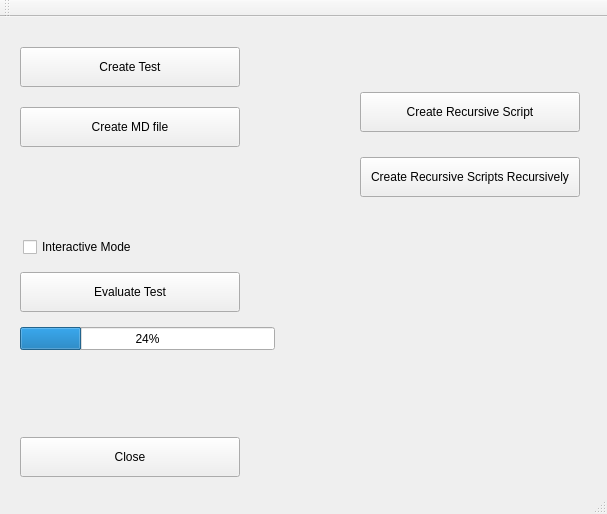
Above: tools/auto-tester/src/ui/AutoTester.ui from vircadia/vircadia-native-core before the change. Below: the same form after it.
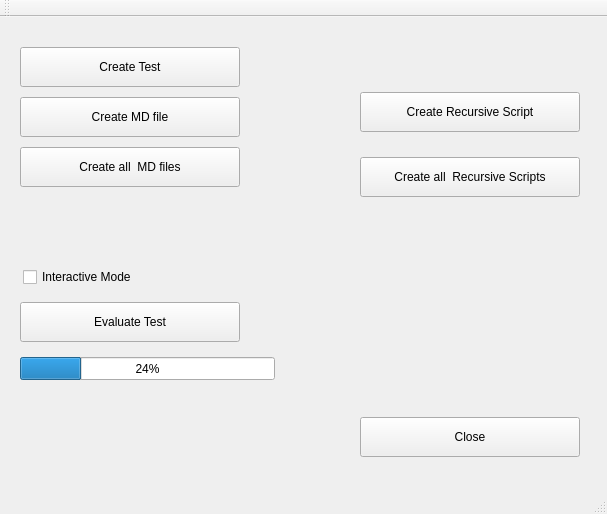
That is the form after the change.

Commit message: Added recursive creation of MD files.

```diff
--- a/tools/auto-tester/src/ui/AutoTester.ui
+++ b/tools/auto-tester/src/ui/AutoTester.ui
@@ -17,8 +17,8 @@
    <widget class="QPushButton" name="closeButton">
     <property name="geometry">
      <rect>
-      <x>20</x>
-      <y>420</y>
+      <x>360</x>
+      <y>400</y>
       <width>220</width>
       <height>40</height>
      </rect>
@@ -44,7 +44,7 @@
     <property name="geometry">
      <rect>
       <x>20</x>
-      <y>255</y>
+      <y>285</y>
       <width>220</width>
       <height>40</height>
      </rect>
@@ -70,7 +70,7 @@
     <property name="geometry">
      <rect>
       <x>23</x>
-      <y>220</y>
+      <y>250</y>
       <width>131</width>
       <height>20</height>
      </rect>
@@ -86,7 +86,7 @@
     <property name="geometry">
      <rect>
       <x>20</x>
-      <y>310</y>
+      <y>340</y>
       <width>255</width>
       <height>23</height>
      </rect>
@@ -105,14 +105,14 @@
      </rect>
     </property>
     <property name="text">
-     <string>Create Recursive Scripts Recursively</string>
+     <string>Create all  Recursive Scripts</string>
     </property>
    </widget>
    <widget class="QPushButton" name="createMDFileButton">
     <property name="geometry">
      <rect>
       <x>20</x>
-      <y>90</y>
+      <y>80</y>
       <width>220</width>
       <height>40</height>
      </rect>
@@ -121,6 +121,19 @@
      <string>Create MD file</string>
     </property>
    </widget>
+   <widget class="QPushButton" name="createAllMDFilesButton">
+    <property name="geometry">
+     <rect>
+      <x>20</x>
+      <y>130</y>
+      <width>220</width>
+      <height>40</height>
+     </rect>
+    </property>
+    <property name="text">
+     <string>Create all  MD files</string>
+    </property>
+   </widget>
   </widget>
   <widget class="QMenuBar" name="menuBar">
    <property name="geometry">
```
The commit also changes 4 other files.
